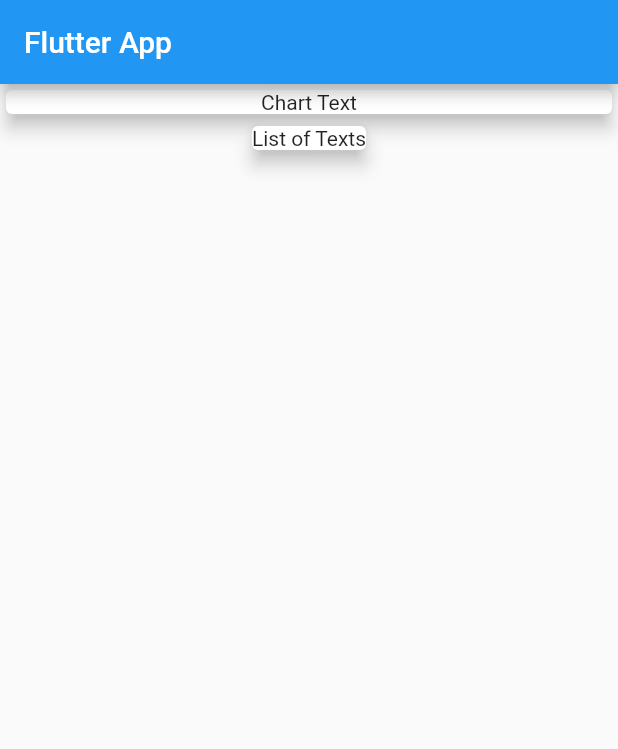
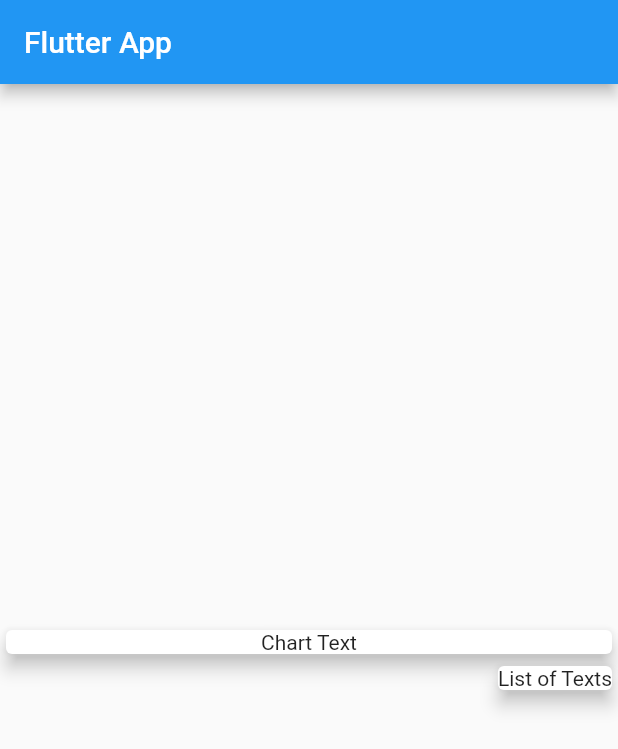
Before and after one commit to GargNishant/PersonalExpenses, a Flutter app: the screen it shows after launch, on a phone screen of 412 x 824 dp. Shown: the top 749 px of the screen. Run offline on Flutter 3.47's test engine with Material 2 defaults, Android fonts, the phone set to English and light mode, and no system bars.

Commit message:
+ Main and Cross Axis Alignment

```diff
--- a/lib/main.dart
+++ b/lib/main.dart
@@ -16,27 +16,22 @@ class MyHomePage extends StatelessWidget {
   @override
   Widget build(BuildContext context) {
     return Scaffold(
-      appBar: AppBar(
-        title: Text('Flutter App'),
-      ),
+      appBar: AppBar(title: Text('Flutter App'),),
       body: Column(
+        mainAxisAlignment: MainAxisAlignment.center,
+        crossAxisAlignment: CrossAxisAlignment.end,
         children: <Widget>[
           Container(
             width: double.infinity,
             child: Card(
-              child: Text(
-                "Chart Text",
+              elevation: 5,
+              child: Text("Chart Text",
                 textAlign: TextAlign.center,
               ),
-              elevation: 5,
             ),
           ),
           Card(
-            child: Container(
-              child: Text(
-                "List of Texts",
-              ),
-            ),
+            child: Text("List of Texts",),
             elevation: 5,
           )
         ],
```
